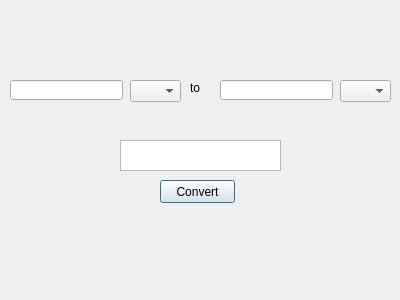
This is distanceandlength.ui in ITAAcademy/ITAInformator as Qt 5 draws it before an edit. The edited form follows.
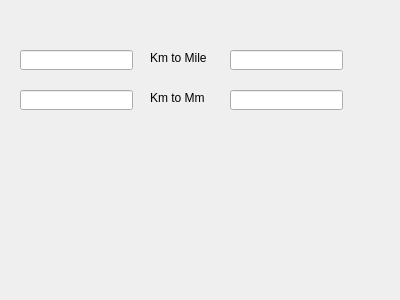
This is the edited form.

The edit to the form file:
```diff
--- a/distanceandlength.ui
+++ b/distanceandlength.ui
@@ -16,8 +16,8 @@
   <widget class="QLineEdit" name="lineEdit_Distanceandlenght">
    <property name="geometry">
     <rect>
-     <x>10</x>
-     <y>80</y>
+     <x>20</x>
+     <y>50</y>
      <width>113</width>
      <height>20</height>
     </rect>
@@ -26,67 +26,57 @@
   <widget class="QLineEdit" name="lineEdit_Distanceandlenght_2">
    <property name="geometry">
     <rect>
-     <x>220</x>
-     <y>80</y>
+     <x>230</x>
+     <y>50</y>
      <width>113</width>
      <height>20</height>
     </rect>
    </property>
   </widget>
-  <widget class="QComboBox" name="comboBox_Distanceandlenght">
-   <property name="geometry">
-    <rect>
-     <x>130</x>
-     <y>80</y>
-     <width>51</width>
-     <height>22</height>
-    </rect>
-   </property>
-  </widget>
-  <widget class="QComboBox" name="comboBox_Distanceandlenght_2">
-   <property name="geometry">
-    <rect>
-     <x>340</x>
-     <y>80</y>
-     <width>51</width>
-     <height>22</height>
-    </rect>
-   </property>
-  </widget>
-  <widget class="QTextBrowser" name="textBrowser_Distanceandlenght">
-   <property name="geometry">
-    <rect>
-     <x>120</x>
-     <y>140</y>
-     <width>161</width>
-     <height>31</height>
-    </rect>
-   </property>
-  </widget>
   <widget class="QLabel" name="label">
    <property name="geometry">
     <rect>
-     <x>190</x>
-     <y>80</y>
-     <width>21</width>
+     <x>150</x>
+     <y>50</y>
+     <width>61</width>
      <height>16</height>
     </rect>
    </property>
    <property name="text">
-    <string>to</string>
+    <string>Km to Mile</string>
    </property>
   </widget>
-  <widget class="QPushButton" name="pushButton_Distanceandlenght">
+  <widget class="QLineEdit" name="lineEdit_Distanceandlenght_3">
    <property name="geometry">
     <rect>
-     <x>160</x>
-     <y>180</y>
-     <width>75</width>
-     <height>23</height>
+     <x>20</x>
+     <y>90</y>
+     <width>113</width>
+     <height>20</height>
     </rect>
    </property>
+  </widget>
+  <widget class="QLineEdit" name="lineEdit_Distanceandlenght_4">
+   <property name="geometry">
+    <rect>
+     <x>230</x>
+     <y>90</y>
+     <width>113</width>
+     <height>20</height>
+    </rect>
+   </property>
+  </widget>
+  <widget class="QLabel" name="label_2">
+   <property name="geometry">
+    <rect>
+     <x>150</x>
+     <y>90</y>
+     <width>61</width>
+     <height>16</height>
+    </rect>
+   </property>
    <property name="text">
-    <string>Convert</string>
+    <string>Km to Mm</string>
    </property>
   </widget>
  </widget>
```
